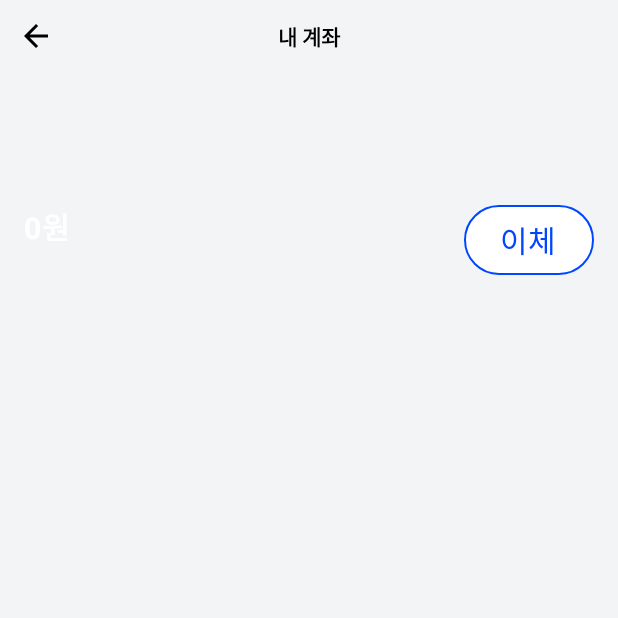
After one commit to avatime/SOL, an Android app built with Jetpack Compose: the composable AccountDetailFragment called with empty values, on a phone screen of 412 x 824 dp, the top half of it. The commit adds this screen. Run offline under Robolectric (Android 15) with nearby library versions, the phone set to English and light mode, and no system bars; network calls fail; 2 statements that could not run were skipped.

Commit message:
feat(component) : AccountCardComp 작성

```diff
--- /dev/null
+++ b/android/app/src/main/java/com/finance/android/ui/components/AccountCardComp.kt
@@ -0,0 +1,55 @@
+package com.finance.android.ui.components
+
+import androidx.compose.foundation.background
+import androidx.compose.foundation.layout.Column
+import androidx.compose.foundation.layout.Row
+import androidx.compose.foundation.layout.Spacer
+import androidx.compose.foundation.layout.padding
+import androidx.compose.material3.MaterialTheme
+import androidx.compose.material3.Text
+import androidx.compose.runtime.Composable
+import androidx.compose.ui.Modifier
+import androidx.compose.ui.res.dimensionResource
+import androidx.compose.ui.text.font.FontWeight
+import androidx.compose.ui.unit.sp
+import androidx.navigation.NavController
+import com.finance.android.R
+import java.text.DecimalFormat
+
+@Composable
+fun AccountCardComp(
+    acName: String, // 계좌 이름
+    cpName: String, // 기업 이름
+    acNo: String, // 계좌번호
+    balance: Int, // 잔액
+    onClickButton: () -> Unit
+) {
+    Column(
+        modifier = Modifier
+            .padding(dimensionResource(R.dimen.padding_medium))
+    ) {
+        Text(text = acName, color = MaterialTheme.colorScheme.surface)
+        Text(
+            text = "$cpName $acNo",
+            color = MaterialTheme.colorScheme.surface,
+            fontSize = 12.sp,
+            modifier = Modifier.padding(top = dimensionResource(R.dimen.padding_small))
+        )
+        Row(modifier = Modifier.padding(top = dimensionResource(R.dimen.padding_medium),
+        bottom = dimensionResource(R.dimen.padding_large))) {
+            Text(
+                text = DecimalFormat("#,###원").format(balance),
+                fontWeight = FontWeight.Bold,
+                fontSize = 20.sp,
+                color = MaterialTheme.colorScheme.surface
+            )
+            Spacer(modifier = Modifier.weight(1.0f))
+            TextButton(
+                onClick = { onClickButton() },
+                text = "이체",
+                buttonType = ButtonType.CIRCULAR,
+                buttonColor = ButtonColor.WHITE
+            )
+        }
+    }
+}
--- a/android/app/src/main/java/com/finance/android/ui/components/AccountListItem.kt
+++ b/android/app/src/main/java/com/finance/android/ui/components/AccountListItem.kt
@@ -61,8 +61,7 @@ private fun Draw(
                 contentDescription = "accImage",
                 modifier = Modifier
                     .size(40.dp)
-                    .clip(CircleShape),
-                contentScale = ContentScale.Crop
+                .clip(CircleShape),
             )
             Column(
                 modifier = Modifier
--- /dev/null
+++ b/android/app/src/main/java/com/finance/android/ui/fragments/AccountDetailFragment.kt
@@ -0,0 +1,64 @@
+package com.finance.android.ui.fragments
+
+import androidx.compose.foundation.background
+import androidx.compose.foundation.layout.Box
+import androidx.compose.foundation.layout.Column
+import androidx.compose.foundation.layout.fillMaxHeight
+import androidx.compose.foundation.layout.padding
+import androidx.compose.foundation.rememberScrollState
+import androidx.compose.foundation.verticalScroll
+import androidx.compose.material.FabPosition
+import androidx.compose.material.IconButton
+import androidx.compose.material.Scaffold
+import androidx.compose.material.TopAppBar
+import androidx.compose.material.icons.Icons
+import androidx.compose.material.icons.filled.ArrowBack
+import androidx.compose.material3.FloatingActionButton
+import androidx.compose.material3.Icon
+import androidx.compose.material3.MaterialTheme
+import androidx.compose.material3.Text
+import androidx.compose.runtime.Composable
+import androidx.compose.ui.Modifier
+import androidx.compose.ui.graphics.Color
+import androidx.compose.ui.text.font.FontWeight
+import androidx.navigation.NavController
+import com.finance.android.R
+import com.finance.android.ui.components.AccountCardComp
+import com.finance.android.ui.components.BackHeaderBar
+import com.finance.android.ui.components.HeaderAssetTabBar
+import com.finance.android.utils.Const
+
+@Composable
+fun AccountDetailFragment(
+    navController: NavController,
+    onClose: () -> Unit,
+    acName: String,
+    cpName: String,
+    acNo: String,
+    balance: Int,
+) {
+    Scaffold(
+        topBar = {
+            BackHeaderBar(text = "내 계좌", modifier = Modifier, onClickBack = onClose)
+        },
+
+    ) { innerPaddingModifier ->
+        Column(modifier = Modifier
+            .fillMaxHeight()
+            .padding(innerPaddingModifier)
+            .verticalScroll(rememberScrollState())
+            .background(color = MaterialTheme.colorScheme.background))
+        {
+            AccountCardComp(
+                acName = acName,
+                cpName = cpName,
+                acNo = acNo,
+                balance = balance,
+                onClickButton = {
+                    navController.navigate("${Const.Routes.ACC_DETAIL}/${acName}/${cpName}/${acNo}/${balance}")
+                }
+            )
+        }
+    }
+
+}
--- a/android/app/src/main/java/com/finance/android/ui/screens/HomeScreen.kt
+++ b/android/app/src/main/java/com/finance/android/ui/screens/HomeScreen.kt
@@ -122,7 +122,7 @@ cardData: MutableList<CardInfoResponseDto>) {
                 companyLogoPath = it.cpLogo,
                 onClickItem = { /*TODO*/ },
                 onClickRemit = {
-                    navController.navigate("${Const.Routes.REMIT}/${it.cpName}/${it.balance}/10")
+                    navController.navigate("${Const.Routes.REMIT}/${it.cpName}/${it.acNo}/${it.balance}")
                 })
         }
         Spacer(modifier = Modifier.height(dimensionResource(R.dimen.padding_medium)))
--- a/android/app/src/main/java/com/finance/android/utils/Const.kt
+++ b/android/app/src/main/java/com/finance/android/utils/Const.kt
@@ -26,5 +26,6 @@ object Const {
         const val ADD_ASSET = "route_add_asset"
         const val ATTENDANCE = "route_attendance"
         const val ASSET = "route_asset"
+        const val ACC_DETAIL = "route_accountDetail"
     }
 }
--- a/android/app/src/main/res/values/dimens.xml
+++ b/android/app/src/main/res/values/dimens.xml
@@ -2,6 +2,7 @@
 <resources>
     <dimen name="padding_small">8dp</dimen>
     <dimen name="padding_medium">16dp</dimen>
+    <dimen name="padding_large">24dp</dimen>
 
     <dimen name="font_size_medium">20sp</dimen>
     <dimen name="font_size_large">24sp</dimen>
```
Also changed, not shown: android/app/src/main/java/com/finance/android/FinanceApp.kt (+17 -0 lines).
